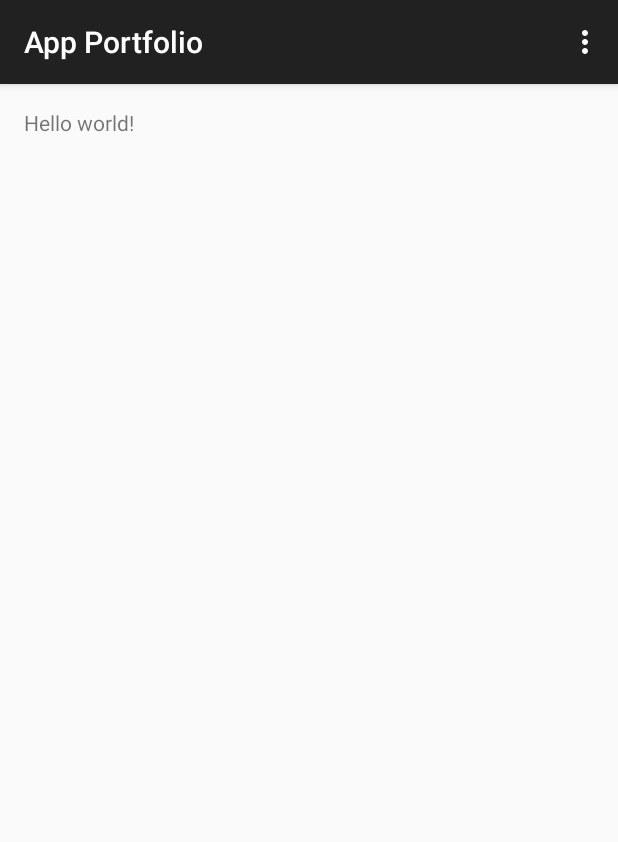
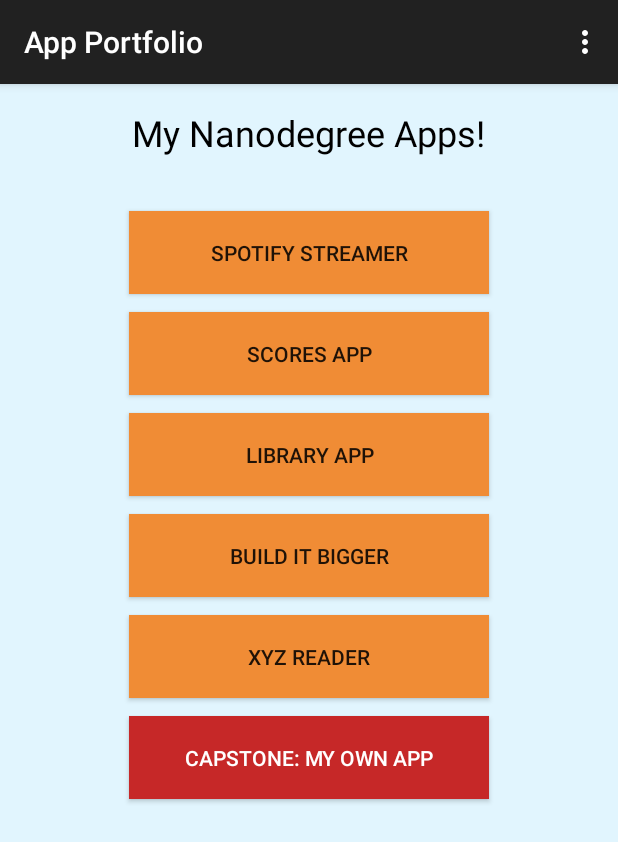
Before and after one commit to jrreed/app_portfolio, an Android app: the screen it shows after launch (PortfolioActivity), on a phone screen of 412 x 824 dp. Shown: the top 842 px of the screen. Run offline under Robolectric (Android 15) with nearby library versions, the phone set to English and light mode, and no system bars.

Commit message:
Adding styling to match the Udacity layout

```diff
--- a/app/src/main/res/layout/activity_portfolio.xml
+++ b/app/src/main/res/layout/activity_portfolio.xml
@@ -1,11 +1,48 @@
-<RelativeLayout xmlns:android="http://schemas.android.com/apk/res/android"
-    xmlns:tools="http://schemas.android.com/tools" android:layout_width="match_parent"
-    android:layout_height="match_parent" android:paddingLeft="@dimen/activity_horizontal_margin"
+<LinearLayout xmlns:android="http://schemas.android.com/apk/res/android"
+    xmlns:tools="http://schemas.android.com/tools"
+    android:layout_width="match_parent"
+    android:layout_height="match_parent"
+    android:background="@color/light_blue"
+    android:orientation="vertical"
+    android:paddingBottom="@dimen/activity_vertical_margin"
+    android:paddingLeft="@dimen/activity_horizontal_margin"
     android:paddingRight="@dimen/activity_horizontal_margin"
     android:paddingTop="@dimen/activity_vertical_margin"
-    android:paddingBottom="@dimen/activity_vertical_margin" tools:context=".PortfolioActivity">
+    tools:context=".PortfolioActivity">
 
-    <TextView android:text="@string/hello_world" android:layout_width="wrap_content"
-        android:layout_height="wrap_content" />
+    <TextView
+        android:layout_width="wrap_content"
+        android:layout_height="wrap_content"
+        android:layout_marginBottom="24dp"
+        android:layout_gravity="center"
+        android:textColor="@android:color/black"
+        android:textSize="24sp"
+        android:text="@string/portfolio_title" />
 
-</RelativeLayout>
+    <Button
+        style="@style/PortfolioButton"
+        android:text="@string/spotify_streamer"/>
+
+    <Button
+        style="@style/PortfolioButton"
+        android:text="@string/scores_app"/>
+
+    <Button
+        style="@style/PortfolioButton"
+        android:text="@string/library_app"/>
+
+    <Button
+        style="@style/PortfolioButton"
+        android:text="@string/build_it_bigger"/>
+
+    <Button
+        style="@style/PortfolioButton"
+        android:text="@string/xyz_reader"/>
+
+    <Button
+        style="@style/PortfolioButton"
+        android:background="@color/red"
+        android:textColor="@android:color/white"
+        android:text="@string/capstone"/>
+
+</LinearLayout>
--- /dev/null
+++ b/app/src/main/res/values/colors.xml
@@ -0,0 +1,5 @@
+<resources>
+    <color name="light_blue">#E1F5FE</color>
+    <color name="orange">#F08C35</color>
+    <color name="red">#C62828</color>
+</resources>
--- a/app/src/main/res/values/strings.xml
+++ b/app/src/main/res/values/strings.xml
@@ -1,6 +1,11 @@
 <resources>
+    <string name="action_settings">Settings</string>
     <string name="app_name">App Portfolio</string>
-
-    <string name="hello_world">Hello world!</string>
-    <string name="action_settings">Settings</string>
+    <string name="build_it_bigger">Build it Bigger</string>
+    <string name="capstone">Capstone: My Own App</string>
+    <string name="library_app">Library App</string>
+    <string name="portfolio_title">My Nanodegree Apps!</string>
+    <string name="scores_app">Scores App</string>
+    <string name="spotify_streamer">Spotify Streamer</string>
+    <string name="xyz_reader">XYZ Reader</string>
 </resources>
--- a/app/src/main/res/values/styles.xml
+++ b/app/src/main/res/values/styles.xml
@@ -1,8 +1,18 @@
 <resources>
-
-    <!-- Base application theme. -->
+    <!-- Base application theme -->
     <style name="AppTheme" parent="Theme.AppCompat.Light.DarkActionBar">
-        <!-- Customize your theme here. -->
     </style>
 
+    <!-- Portfolio app buttons -->
+    <style name="PortfolioButton">
+        <item name="android:layout_width">match_parent</item>
+        <item name="android:layout_height">wrap_content</item>
+        <item name="android:layout_marginTop">12dp</item>
+        <item name="android:layout_marginLeft">70dp</item>
+        <item name="android:layout_marginRight">70dp</item>
+        <item name="android:background">@color/orange</item>
+        <item name="android:paddingTop">18dp</item>
+        <item name="android:paddingBottom">18dp</item>
+        <item name="android:textSize">14sp</item>
+    </style>
 </resources>
```
Also changed, not shown: 1 other file.
